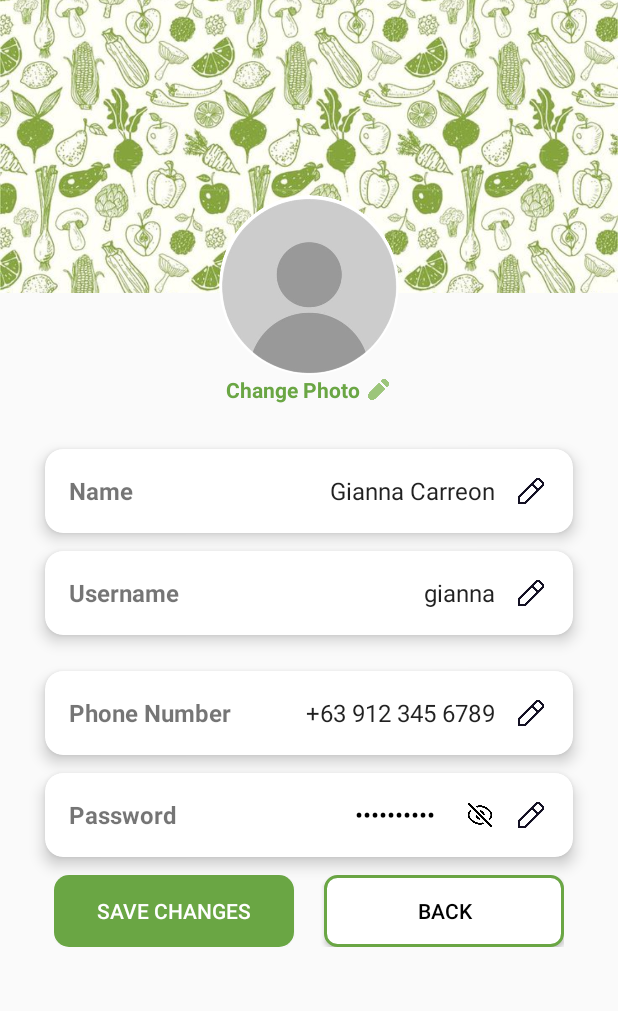
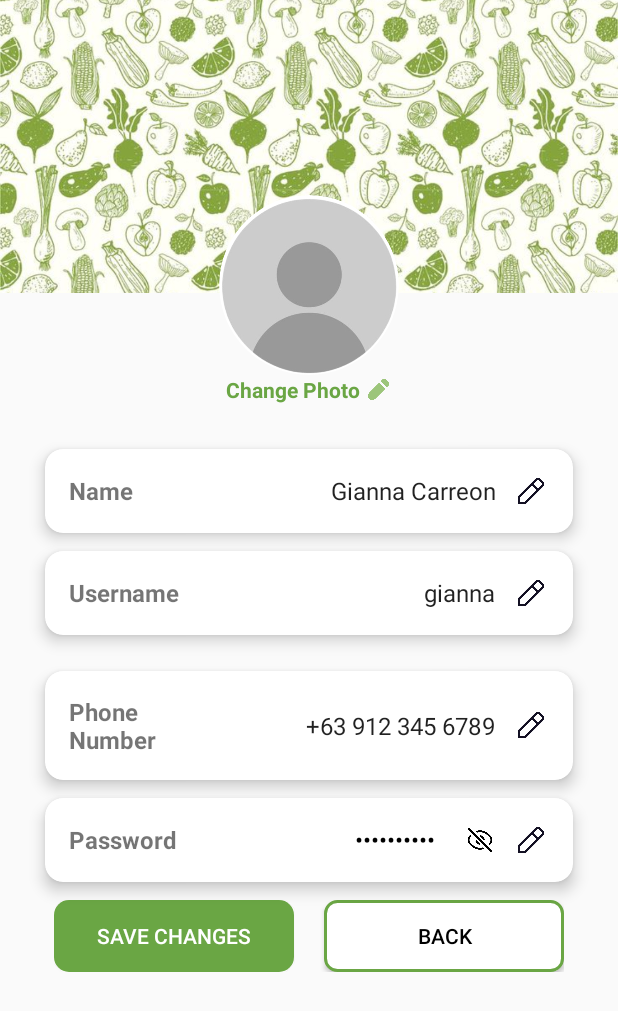
Before and after one commit to giannakat/ExpirEase, an Android app: the ProfileActivity screen opened directly, with no data from a screen before it, on a phone screen of 412 x 824 dp. Shown: the top 1011 px of the screen. Run offline under Robolectric (Android 15) with nearby library versions, the phone set to English and light mode, and no system bars; our stand-ins replace Firebase (no records; nobody signed in at launch, a user with empty details on screens opened directly).

Commit message:
texts wont be bati

```diff
--- a/app/src/main/res/layout/activity_profile.xml
+++ b/app/src/main/res/layout/activity_profile.xml
@@ -88,7 +88,7 @@
                 android:gravity="center_vertical">
 
                 <TextView
-                    android:layout_width="0dp"
+                    android:layout_width="200dp"
                     android:layout_height="wrap_content"
                     android:layout_weight="1"
                     android:text="Name"
@@ -97,14 +97,15 @@
 
                 <EditText
                     android:id="@+id/nameValue"
-                    android:layout_width="wrap_content"
+                    android:layout_width="200dp"
                     android:layout_height="wrap_content"
                     android:text="Gianna Carreon"
                     android:background="@null"
                     android:textSize="16sp"
                     android:paddingLeft="40dp"
                     android:focusable="false"
-                    android:cursorVisible="false"/>
+                    android:cursorVisible="false"
+                    android:gravity="right"/>
 
                 <ImageView
                     android:id="@+id/editName"
@@ -144,7 +145,8 @@
 
                 <EditText
                     android:id="@+id/usernameValue"
-                    android:layout_width="wrap_content"
+                    android:layout_width="200dp"
+                    android:gravity="right"
                     android:layout_height="wrap_content"
                     android:background="@null"
                     android:textSize="16sp"
@@ -206,12 +208,13 @@
 
                 <EditText
                     android:id="@+id/phoneValue"
-                    android:layout_width="wrap_content"
+                    android:layout_width="200dp"
+                    android:gravity="right"
                     android:layout_height="wrap_content"
                     android:text="+63 912 345 6789"
                     android:background="@null"
                     android:textSize="16sp"
-                    android:paddingLeft="40dp"
+                    android:paddingLeft="30dp"
                     android:focusable="false"
                     android:cursorVisible="false"/>
 
@@ -255,7 +258,8 @@
 
                 <EditText
                     android:id="@+id/passwordValue"
-                    android:layout_width="wrap_content"
+                    android:layout_width="150dp"
+                    android:gravity="right"
                     android:layout_height="wrap_content"
                     android:text="**********"
                     android:background="@null"
--- a/app/src/main/res/layout/nav_header.xml
+++ b/app/src/main/res/layout/nav_header.xml
@@ -17,10 +17,11 @@
         android:src="@drawable/img_placeholder_user"
         android:padding="4dp"
         android:scaleType="centerCrop"
-        android:background="@color/green"
+        android:background="@drawable/circle_background"
         android:clipToOutline="true"/>
 
     <TextView
+        android:layout_marginStart="20dp"
         android:id="@+id/username"
         android:layout_width="0dp"
         android:layout_height="wrap_content"
```
